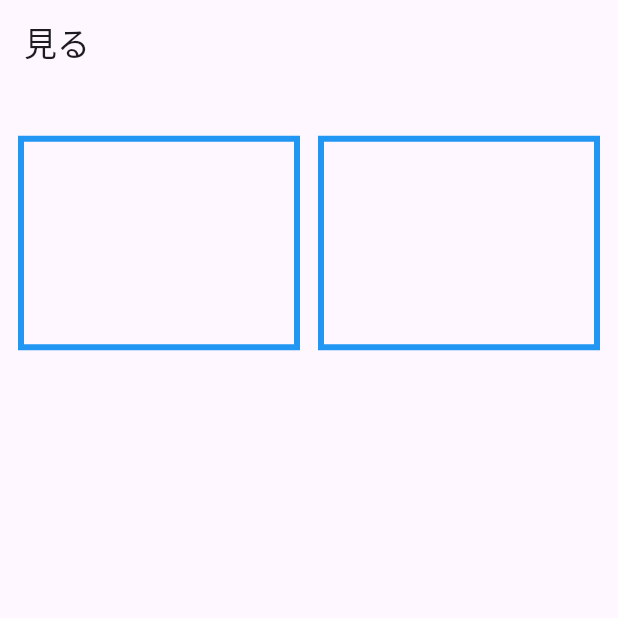
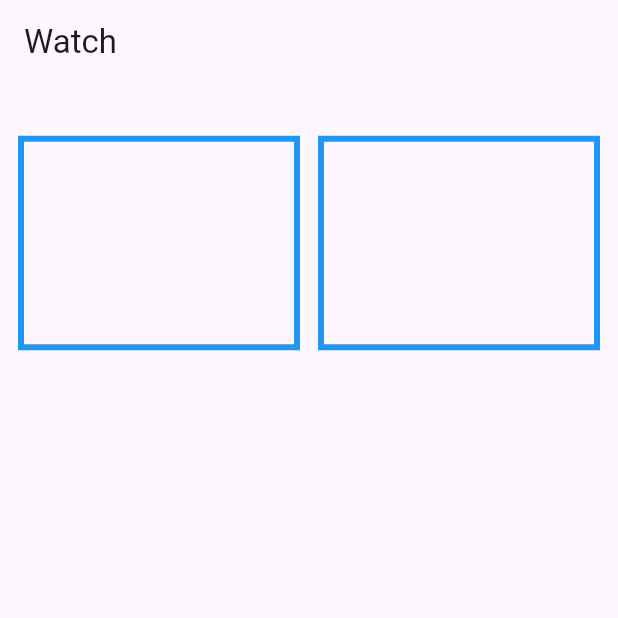
Before and after one commit to satochibi/screentone_test, a Flutter app: the screen it shows after launch, on a phone screen of 412 x 824 dp, the top half of it. Run offline on Flutter 3.47's test engine with Material 3 defaults, Android fonts, the phone set to English and light mode, and no system bars.

Commit message:
やっぱバグが発生する

```diff
--- a/lib/main.dart
+++ b/lib/main.dart
@@ -15,16 +15,14 @@ class MyApp extends StatelessWidget {
   }
 }
 
-/// 見る(ローカル)画面
 class WatchLocalPage extends StatelessWidget {
-  /// コンストラクタ
   const WatchLocalPage({super.key});
 
   @override
   Widget build(BuildContext context) {
     return Scaffold(
       appBar: AppBar(
-        title: const Text('見る'),
+        title: const Text('Watch'),
         bottomOpacity: 0,
         elevation: 0,
         scrolledUnderElevation: 0,
```
